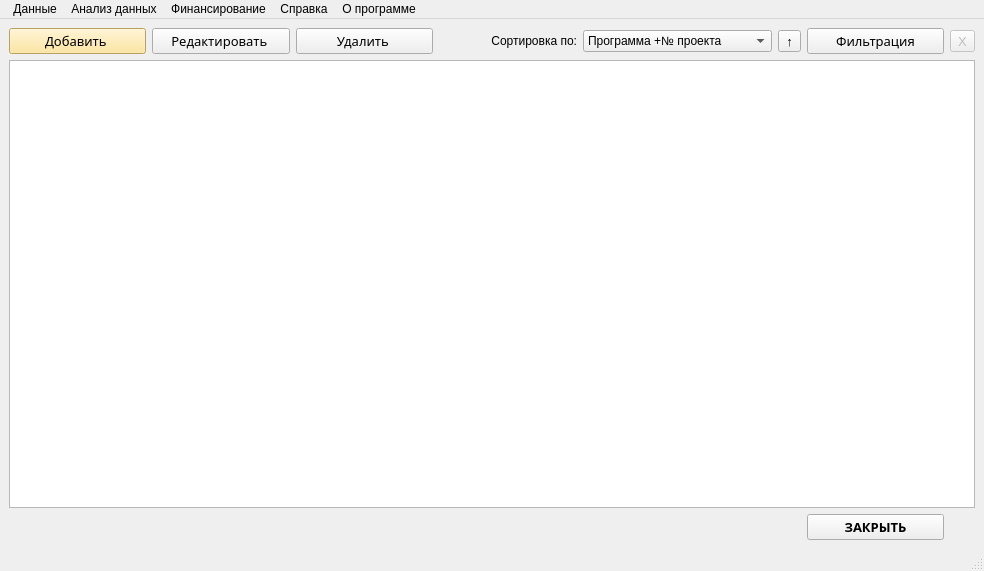
This is gui/Forms/FormTable.ui in mipatov/subd as Qt 5 draws it before an edit. The edited form follows.
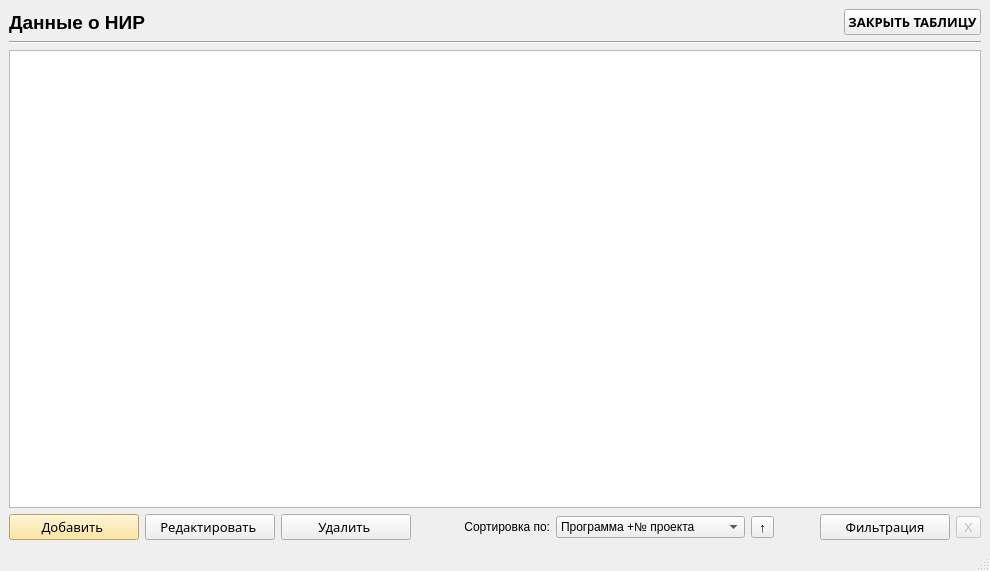
This is the edited form.

What changed in the file:
```diff
--- a/gui/Forms/FormTable.ui
+++ b/gui/Forms/FormTable.ui
@@ -9,7 +9,7 @@
    <rect>
     <x>0</x>
     <y>0</y>
-    <width>984</width>
+    <width>990</width>
     <height>571</height>
    </rect>
   </property>
@@ -17,66 +17,10 @@
    <string>MainWindow</string>
   </property>
   <widget class="QWidget" name="centralwidget">
-   <layout class="QGridLayout" name="gridLayout">
-    <item row="0" column="3">
-     <widget class="QLabel" name="label">
-      <property name="text">
-       <string>Сортировка по:</string>
-      </property>
-      <property name="alignment">
-       <set>Qt::AlignRight|Qt::AlignTrailing|Qt::AlignVCenter</set>
-      </property>
-     </widget>
-    </item>
-    <item row="0" column="4">
-     <widget class="QComboBox" name="sortbox">
-      <property name="currentText">
-       <string>Программа +№ проекта</string>
-      </property>
-      <item>
-       <property name="text">
-        <string>Программа +№ проекта</string>
-       </property>
-      </item>
-      <item>
-       <property name="text">
-        <string>Название вуза</string>
-       </property>
-      </item>
-      <item>
-       <property name="text">
-        <string>Плановое финансирование</string>
-       </property>
-      </item>
-     </widget>
-    </item>
-    <item row="0" column="6">
-     <widget class="QPushButton" name="filterbtn">
-      <property name="font">
-       <font>
-        <family>Trebuchet MS</family>
-        <pointsize>10</pointsize>
-       </font>
-      </property>
-      <property name="text">
-       <string>Фильтрация</string>
-      </property>
-     </widget>
-    </item>
+   <layout class="QGridLayout" name="gridLayout_5">
+    <item row="0" column="0">
+     <layout class="QGridLayout" name="gridLayout_4">
     <item row="0" column="2">
-     <widget class="QPushButton" name="deletebtn">
-      <property name="font">
-       <font>
-        <family>Trebuchet MS</family>
-        <pointsize>10</pointsize>
-       </font>
-      </property>
-      <property name="text">
-       <string>Удалить </string>
-      </property>
-     </widget>
-    </item>
-    <item row="3" column="6">
      <widget class="QPushButton" name="pushButton_4">
       <property name="font">
        <font>
@@ -87,12 +31,55 @@
        </font>
       </property>
       <property name="text">
-       <string>ЗАКРЫТЬ</string>
+         <string>ЗАКРЫТЬ ТАБЛИЦУ</string>
       </property>
      </widget>
     </item>
+      <item row="0" column="0">
+       <widget class="QLabel" name="title">
+        <property name="font">
+         <font>
+          <pointsize>14</pointsize>
+          <weight>75</weight>
+          <bold>true</bold>
+         </font>
+        </property>
+        <property name="text">
+         <string>Данные о НИР</string>
+        </property>
+       </widget>
+      </item>
+      <item row="0" column="1">
+       <spacer name="horizontalSpacer_4">
+        <property name="orientation">
+         <enum>Qt::Horizontal</enum>
+        </property>
+        <property name="sizeHint" stdset="0">
+         <size>
+          <width>40</width>
+          <height>20</height>
+         </size>
+        </property>
+       </spacer>
+      </item>
+     </layout>
+    </item>
+    <item row="4" column="0">
+     <layout class="QGridLayout" name="gridLayout_2">
     <item row="0" column="0">
      <widget class="QPushButton" name="addbtn">
+        <property name="minimumSize">
+         <size>
+          <width>130</width>
+          <height>0</height>
+         </size>
+        </property>
+        <property name="maximumSize">
+         <size>
+          <width>130</width>
+          <height>16777215</height>
+         </size>
+        </property>
       <property name="palette">
        <palette>
         <active>
@@ -519,8 +506,45 @@
       </property>
      </widget>
     </item>
+      <item row="0" column="2">
+       <widget class="QPushButton" name="deletebtn">
+        <property name="minimumSize">
+         <size>
+          <width>130</width>
+          <height>0</height>
+         </size>
+        </property>
+        <property name="maximumSize">
+         <size>
+          <width>130</width>
+          <height>16777215</height>
+         </size>
+        </property>
+        <property name="font">
+         <font>
+          <family>Trebuchet MS</family>
+          <pointsize>10</pointsize>
+         </font>
+        </property>
+        <property name="text">
+         <string>Удалить </string>
+        </property>
+       </widget>
+      </item>
     <item row="0" column="1">
      <widget class="QPushButton" name="editbtn">
+        <property name="minimumSize">
+         <size>
+          <width>130</width>
+          <height>0</height>
+         </size>
+        </property>
+        <property name="maximumSize">
+         <size>
+          <width>130</width>
+          <height>16777215</height>
+         </size>
+        </property>
       <property name="font">
        <font>
         <family>Trebuchet MS</family>
@@ -534,7 +558,62 @@
       </property>
      </widget>
     </item>
+      <item row="0" column="3">
+       <spacer name="horizontalSpacer">
+        <property name="orientation">
+         <enum>Qt::Horizontal</enum>
+        </property>
+        <property name="sizeHint" stdset="0">
+         <size>
+          <width>40</width>
+          <height>20</height>
+         </size>
+        </property>
+       </spacer>
+      </item>
+      <item row="0" column="4">
+       <layout class="QGridLayout" name="gridLayout_3">
+        <item row="0" column="6">
+         <widget class="QToolButton" name="toolButton">
+          <property name="enabled">
+           <bool>false</bool>
+          </property>
+          <property name="font">
+           <font>
+            <pointsize>10</pointsize>
+           </font>
+          </property>
+          <property name="text">
+           <string>X</string>
+          </property>
+         </widget>
+        </item>
     <item row="0" column="5">
+         <widget class="QPushButton" name="filterbtn">
+          <property name="minimumSize">
+           <size>
+            <width>130</width>
+            <height>0</height>
+           </size>
+          </property>
+          <property name="maximumSize">
+           <size>
+            <width>130</width>
+            <height>16777215</height>
+           </size>
+          </property>
+          <property name="font">
+           <font>
+            <family>Trebuchet MS</family>
+            <pointsize>10</pointsize>
+           </font>
+          </property>
+          <property name="text">
+           <string>Фильтрация</string>
+          </property>
+         </widget>
+        </item>
+        <item row="0" column="3">
      <widget class="QToolButton" name="sortbtn">
       <property name="font">
        <font>
@@ -546,7 +625,56 @@
       </property>
      </widget>
     </item>
-    <item row="2" column="0" colspan="8">
+        <item row="0" column="2">
+         <widget class="QComboBox" name="sortbox">
+          <property name="currentText">
+           <string>Программа +№ проекта</string>
+          </property>
+          <item>
+           <property name="text">
+            <string>Программа +№ проекта</string>
+           </property>
+          </item>
+          <item>
+           <property name="text">
+            <string>Название вуза</string>
+           </property>
+          </item>
+          <item>
+           <property name="text">
+            <string>Плановое финансирование</string>
+           </property>
+          </item>
+         </widget>
+        </item>
+        <item row="0" column="1">
+         <widget class="QLabel" name="label">
+          <property name="text">
+           <string>Сортировка по:</string>
+          </property>
+          <property name="alignment">
+           <set>Qt::AlignRight|Qt::AlignTrailing|Qt::AlignVCenter</set>
+          </property>
+         </widget>
+        </item>
+        <item row="0" column="4">
+         <spacer name="horizontalSpacer_3">
+          <property name="orientation">
+           <enum>Qt::Horizontal</enum>
+          </property>
+          <property name="sizeHint" stdset="0">
+           <size>
+            <width>40</width>
+            <height>20</height>
+           </size>
+          </property>
+         </spacer>
+        </item>
+       </layout>
+      </item>
+     </layout>
+    </item>
+    <item row="2" column="0">
      <widget class="QTableWidget" name="tableWidget">
       <property name="enabled">
        <bool>true</bool>
@@ -562,65 +690,15 @@
       </property>
      </widget>
     </item>
-    <item row="0" column="7">
-     <widget class="QToolButton" name="toolButton">
-      <property name="enabled">
-       <bool>false</bool>
-      </property>
-      <property name="font">
-       <font>
-        <pointsize>10</pointsize>
-       </font>
-      </property>
-      <property name="text">
-       <string>X</string>
+    <item row="1" column="0">
+     <widget class="Line" name="line">
+      <property name="orientation">
+       <enum>Qt::Horizontal</enum>
       </property>
      </widget>
     </item>
    </layout>
   </widget>
-  <widget class="QMenuBar" name="menubar">
-   <property name="geometry">
-    <rect>
-     <x>0</x>
-     <y>0</y>
-     <width>984</width>
-     <height>21</height>
-    </rect>
-   </property>
-   <widget class="QMenu" name="tables">
-    <property name="title">
-     <string> Данные</string>
-    </property>
-    <addaction name="prog"/>
-    <addaction name="vuz"/>
-   </widget>
-   <widget class="QMenu" name="analis">
-    <property name="title">
-     <string>Анализ данных</string>
-    </property>
-   </widget>
-   <widget class="QMenu" name="fin">
-    <property name="title">
-     <string>Финансирование</string>
-    </property>
-   </widget>
-   <widget class="QMenu" name="help">
-    <property name="title">
-     <string>Справка</string>
-    </property>
-   </widget>
-   <widget class="QMenu" name="about">
-    <property name="title">
-     <string>О программе</string>
-    </property>
-   </widget>
-   <addaction name="tables"/>
-   <addaction name="analis"/>
-   <addaction name="fin"/>
-   <addaction name="help"/>
-   <addaction name="about"/>
-  </widget>
   <widget class="QStatusBar" name="statusbar"/>
   <action name="nir">
    <property name="text">
```
Left out of the diff: 8 changed lines with no effect on the pictures. Lines whose indentation alone changed are shown as unchanged.
